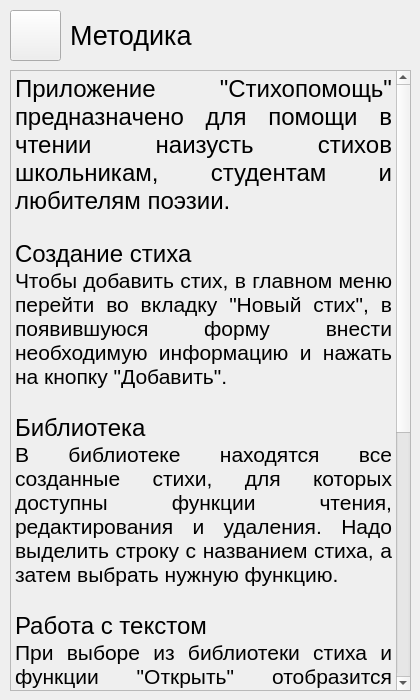
Before: the Qt Designer form UIs/MethodologyForm.ui in Krahjotdaan/LearningPoem, drawn with Qt 5.
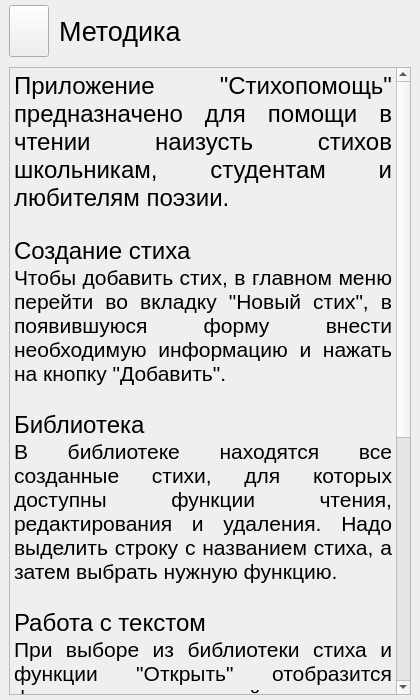
After: the same form once the commit is applied.

Commit message: Style: added grid to forms

```diff
--- a/UIs/MethodologyForm.ui
+++ b/UIs/MethodologyForm.ui
@@ -14,39 +14,25 @@
    <string>MainWindow</string>
   </property>
   <widget class="QWidget" name="centralwidget">
-   <widget class="QWidget" name="horizontalLayoutWidget_5">
-    <property name="geometry">
-     <rect>
-      <x>70</x>
-      <y>10</y>
-      <width>341</width>
-      <height>51</height>
-     </rect>
+   <layout class="QGridLayout" name="gridLayout" rowstretch="1,12">
+    <property name="topMargin">
+     <number>5</number>
     </property>
-    <layout class="QHBoxLayout" name="horizontalLayout_5">
+    <property name="bottomMargin">
+     <number>5</number>
+    </property>
+    <property name="spacing">
+     <number>10</number>
+    </property>
+    <item row="0" column="0">
+     <layout class="QHBoxLayout" name="horizontalLayout" stretch="1,10">
+      <property name="spacing">
+       <number>10</number>
+      </property>
+      <property name="sizeConstraint">
+       <enum>QLayout::SetNoConstraint</enum>
+      </property>
      <item>
-      <widget class="QLabel" name="label_3">
-       <property name="font">
-        <font>
-         <pointsize>20</pointsize>
-        </font>
-       </property>
-       <property name="text">
-        <string>Методика</string>
-       </property>
-      </widget>
-     </item>
-    </layout>
-   </widget>
-   <widget class="QWidget" name="horizontalLayoutWidget_10">
-    <property name="geometry">
-     <rect>
-      <x>10</x>
-      <y>10</y>
-      <width>51</width>
-      <height>51</height>
-     </rect>
-    </property>
     <layout class="QHBoxLayout" name="horizontalLayout_10">
      <item>
       <widget class="QPushButton" name="backButton">
@@ -62,16 +48,26 @@
       </widget>
      </item>
     </layout>
-   </widget>
-   <widget class="QWidget" name="verticalLayoutWidget">
-    <property name="geometry">
-     <rect>
-      <x>10</x>
-      <y>70</y>
-      <width>401</width>
-      <height>621</height>
-     </rect>
-    </property>
+      </item>
+      <item>
+       <layout class="QHBoxLayout" name="horizontalLayout_5">
+        <item>
+         <widget class="QLabel" name="label_3">
+          <property name="font">
+           <font>
+            <pointsize>20</pointsize>
+           </font>
+          </property>
+          <property name="text">
+           <string>Методика</string>
+          </property>
+         </widget>
+        </item>
+       </layout>
+      </item>
+     </layout>
+    </item>
+    <item row="1" column="0">
     <layout class="QVBoxLayout" name="verticalLayout">
      <item>
       <widget class="QTextBrowser" name="textBrowser">
@@ -134,7 +130,8 @@
       </widget>
      </item>
     </layout>
-   </widget>
+    </item>
+   </layout>
   </widget>
  </widget>
  <resources/>
```
Left out of the diff: 3 changed lines with no effect on the pictures. Lines whose indentation alone changed are shown as unchanged. The commit also changes 7 other files.
